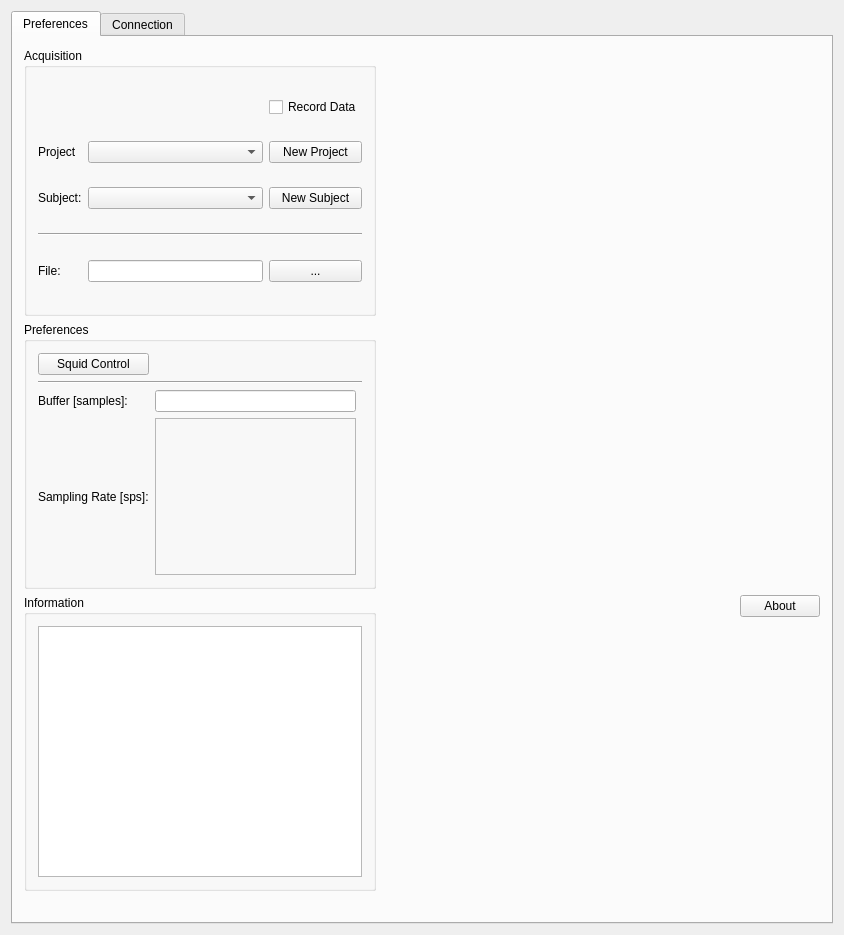
The window that applications/mne_x/plugins/babymeg/FormFiles/babymegsetup.ui (mne-tools/mne-cpp) describes before a commit, drawn with Qt 5.
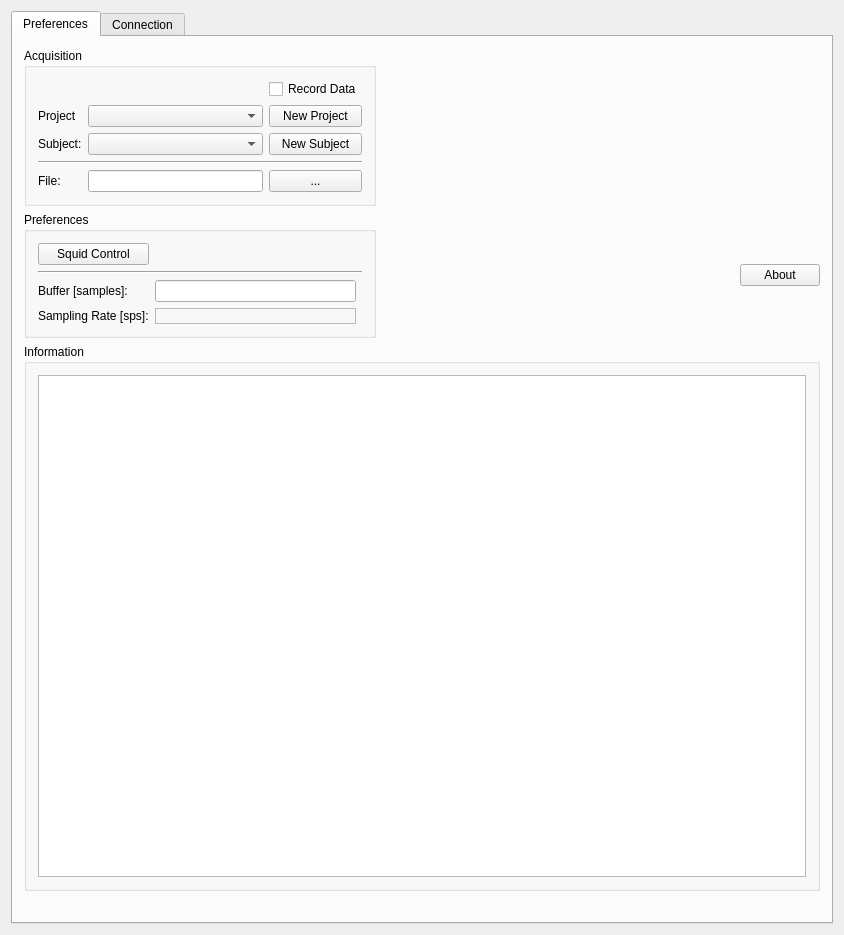
The same window after the commit. Icons and pictures are not drawn.

Patch:
```diff
--- a/applications/mne_x/plugins/babymeg/FormFiles/babymegsetup.ui
+++ b/applications/mne_x/plugins/babymeg/FormFiles/babymegsetup.ui
@@ -26,6 +26,48 @@
       <layout class="QVBoxLayout" name="verticalLayout_2">
        <item>
         <layout class="QGridLayout" name="m_qGridLayout_main">
+         <item row="1" column="2">
+          <widget class="QPushButton" name="m_qPushButton_About">
+           <property name="text">
+            <string>About</string>
+           </property>
+          </widget>
+         </item>
+         <item row="1" column="1">
+          <spacer name="m_qHorizontalSpacer_About">
+           <property name="orientation">
+            <enum>Qt::Horizontal</enum>
+           </property>
+           <property name="sizeHint" stdset="0">
+            <size>
+             <width>40</width>
+             <height>20</height>
+            </size>
+           </property>
+          </spacer>
+         </item>
+         <item row="0" column="1" colspan="2">
+          <widget class="QLabel" name="m_qLabelBabyMEGImage">
+           <property name="minimumSize">
+            <size>
+             <width>434</width>
+             <height>103</height>
+            </size>
+           </property>
+           <property name="maximumSize">
+            <size>
+             <width>434</width>
+             <height>103</height>
+            </size>
+           </property>
+           <property name="text">
+            <string/>
+           </property>
+           <property name="pixmap">
+            <pixmap resource="../babymeg.qrc">:/images/babymeg.png</pixmap>
+           </property>
+          </widget>
+         </item>
          <item row="0" column="0">
           <widget class="QGroupBox" name="m_qGroupBox_Acquisition">
            <property name="title">
@@ -163,7 +205,7 @@
            </layout>
           </widget>
          </item>
-         <item row="2" column="0" rowspan="2">
+         <item row="2" column="0" colspan="3">
           <widget class="QGroupBox" name="m_qGroupBox_Information">
            <property name="minimumSize">
             <size>
@@ -181,48 +223,6 @@
            </layout>
           </widget>
          </item>
-         <item row="2" column="2">
-          <widget class="QPushButton" name="m_qPushButton_About">
-           <property name="text">
-            <string>About</string>
-           </property>
-          </widget>
-         </item>
-         <item row="0" column="1" rowspan="2" colspan="2">
-          <widget class="QLabel" name="m_qLabelBabyMEGImage">
-           <property name="minimumSize">
-            <size>
-             <width>434</width>
-             <height>536</height>
-            </size>
-           </property>
-           <property name="maximumSize">
-            <size>
-             <width>16777215</width>
-             <height>16777215</height>
-            </size>
-           </property>
-           <property name="text">
-            <string/>
-           </property>
-           <property name="pixmap">
-            <pixmap resource="../babymeg.qrc">:/images/babymeg.png</pixmap>
-           </property>
-          </widget>
-         </item>
-         <item row="2" column="1">
-          <spacer name="m_qHorizontalSpacer_About">
-           <property name="orientation">
-            <enum>Qt::Horizontal</enum>
-           </property>
-           <property name="sizeHint" stdset="0">
-            <size>
-             <width>40</width>
-             <height>20</height>
-            </size>
-           </property>
-          </spacer>
-         </item>
         </layout>
        </item>
        <item>
```
